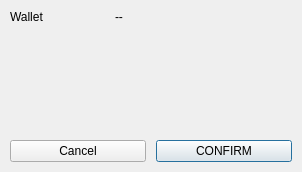
BlockSettle/terminal, file BlockSettleUILib/EnterWalletPassword.ui: the form before one commit.
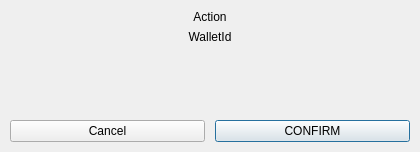
The form after the commit. Custom widgets are drawn as their Qt base class.

```diff
--- a/BlockSettleUILib/EnterWalletPassword.ui
+++ b/BlockSettleUILib/EnterWalletPassword.ui
@@ -6,8 +6,8 @@
    <rect>
     <x>0</x>
     <y>0</y>
-    <width>302</width>
-    <height>172</height>
+    <width>420</width>
+    <height>152</height>
    </rect>
   </property>
   <property name="sizePolicy">
@@ -16,57 +16,21 @@
     <verstretch>0</verstretch>
    </sizepolicy>
   </property>
+  <property name="minimumSize">
+   <size>
+    <width>420</width>
+    <height>0</height>
+   </size>
+  </property>
   <property name="windowTitle">
    <string>Enter Wallet Password</string>
   </property>
-  <layout class="QVBoxLayout" name="verticalLayout">
-   <property name="spacing">
-    <number>5</number>
-   </property>
-   <property name="leftMargin">
-    <number>0</number>
-   </property>
-   <property name="topMargin">
-    <number>0</number>
-   </property>
-   <property name="rightMargin">
-    <number>0</number>
-   </property>
-   <property name="bottomMargin">
-    <number>0</number>
-   </property>
-   <item>
-    <widget class="QWidget" name="widget" native="true">
      <layout class="QVBoxLayout" name="verticalLayout_2">
-      <property name="spacing">
-       <number>5</number>
-      </property>
       <property name="leftMargin">
-       <number>10</number>
-      </property>
-      <property name="topMargin">
-       <number>10</number>
-      </property>
-      <property name="rightMargin">
-       <number>10</number>
-      </property>
-      <item>
-       <widget class="QWidget" name="horizontalWidget" native="true">
-        <property name="minimumSize">
-         <size>
-          <width>0</width>
-          <height>0</height>
-         </size>
-        </property>
-        <layout class="QHBoxLayout" name="horizontalLayout_2">
-         <property name="spacing">
-          <number>5</number>
-         </property>
-         <property name="leftMargin">
           <number>0</number>
          </property>
          <property name="topMargin">
-          <number>0</number>
+    <number>10</number>
          </property>
          <property name="rightMargin">
           <number>0</number>
@@ -75,44 +39,32 @@
           <number>0</number>
          </property>
          <item>
-          <widget class="QLabel" name="label_2">
-           <property name="minimumSize">
-            <size>
-             <width>100</width>
-             <height>0</height>
-            </size>
-           </property>
-           <property name="maximumSize">
-            <size>
-             <width>100</width>
-             <height>16777215</height>
-            </size>
-           </property>
+    <widget class="QLabel" name="labelAction">
            <property name="text">
-            <string>Wallet</string>
-           </property>
+      <string>Action</string>
+     </property>
+     <property name="alignment">
+      <set>Qt::AlignCenter</set>
+     </property>
           </widget>
          </item>
          <item>
-          <widget class="QLabel" name="labelWalletName">
+    <widget class="QLabel" name="labelWalletId">
            <property name="text">
-            <string>--</string>
-           </property>
-           <property name="whiteLabel" stdset="0">
-            <bool>true</bool>
+      <string>WalletId</string>
+     </property>
+     <property name="alignment">
+      <set>Qt::AlignCenter</set>
            </property>
           </widget>
          </item>
-        </layout>
-       </widget>
-      </item>
-     </layout>
-    </widget>
-   </item>
+   <item>
+    <widget class="QWidget" name="widget" native="true">
+     <layout class="QVBoxLayout" name="verticalLayout">
    <item>
     <widget class="WalletKeysSubmitWidget" name="widgetSubmitKeys" native="true">
      <property name="sizePolicy">
-      <sizepolicy hsizetype="Preferred" vsizetype="Expanding">
+         <sizepolicy hsizetype="Preferred" vsizetype="Preferred">
        <horstretch>0</horstretch>
        <verstretch>0</verstretch>
       </sizepolicy>
@@ -120,10 +72,12 @@
      <property name="minimumSize">
       <size>
        <width>0</width>
-       <height>23</height>
-      </size>
-     </property>
-     <layout class="QHBoxLayout" name="horizontalLayout_3"/>
+          <height>20</height>
+         </size>
+        </property>
+       </widget>
+      </item>
+     </layout>
     </widget>
    </item>
    <item>
@@ -133,8 +87,8 @@
      </property>
      <property name="sizeHint" stdset="0">
       <size>
-       <width>20</width>
-       <height>2</height>
+       <width>0</width>
+       <height>0</height>
       </size>
      </property>
     </spacer>
```
Lines whose indentation alone changed are shown as unchanged.
